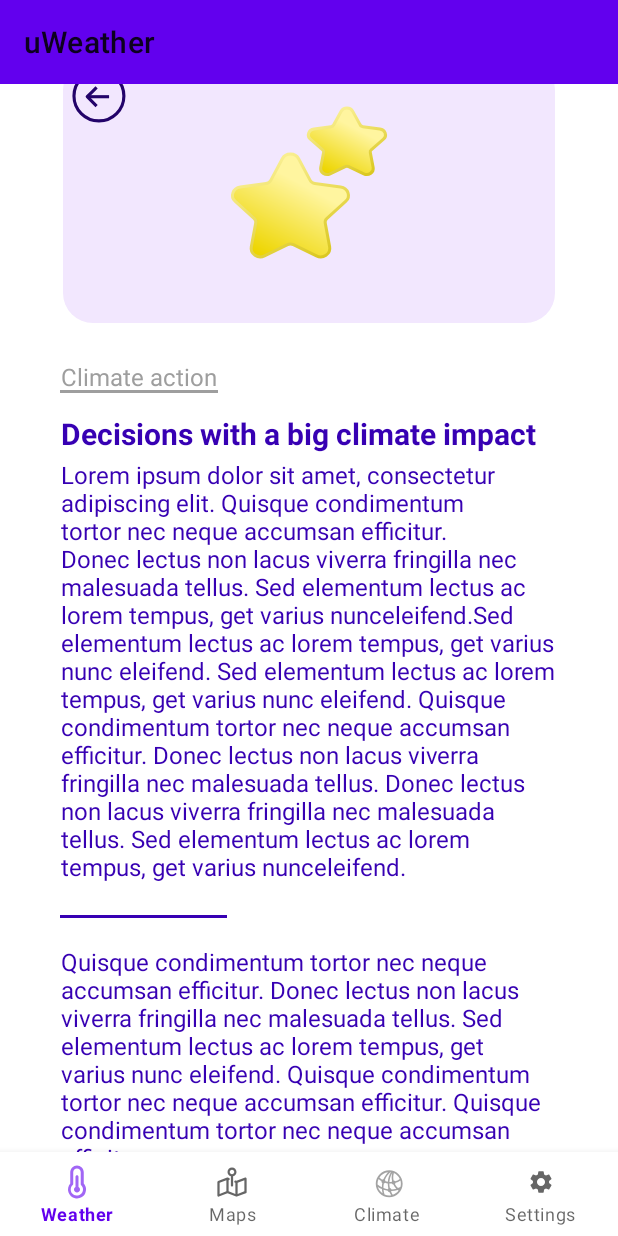
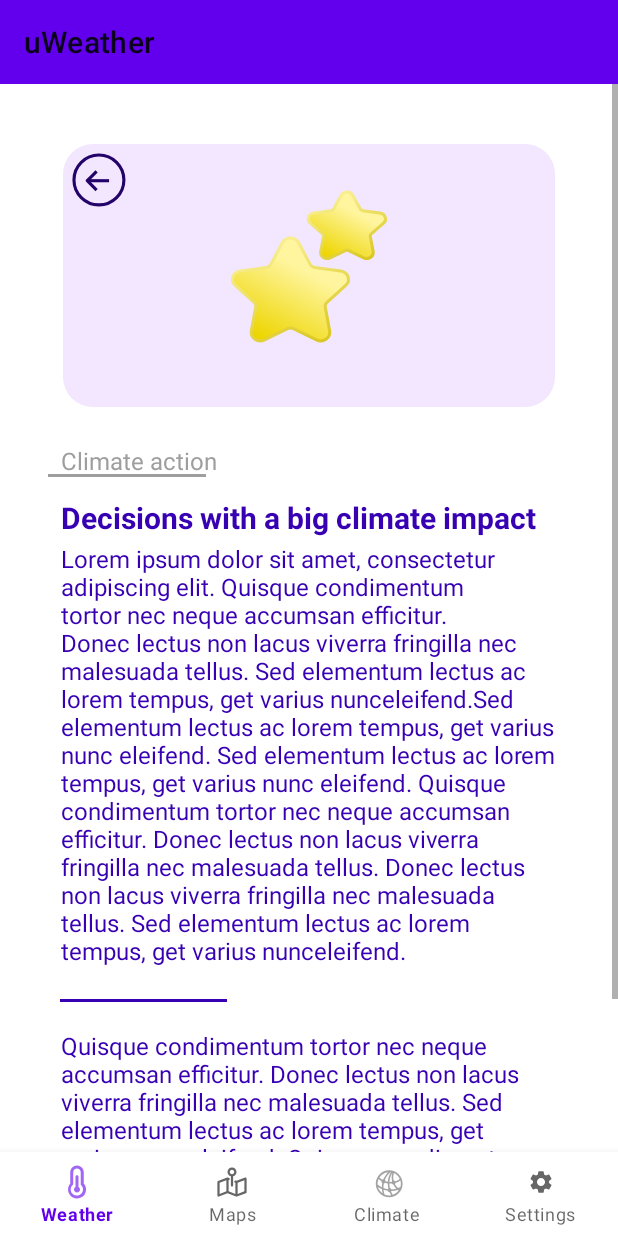
Before and after one commit to antonsvaren/DAT257-DIT257-MANDALORE, an Android app: the fragment ClimateActionFragment placed in its activity, on a phone screen of 412 x 824 dp. Run offline under Robolectric (Android 15) with nearby library versions, the phone set to English and light mode, and no system bars; our stand-ins replace navigation-ui.

Commit message:
Last changes with the constraints added, got a error. But will try to fix it today

```diff
--- a/uWeather/app/src/main/res/layout/climate_action_info.xml
+++ b/uWeather/app/src/main/res/layout/climate_action_info.xml
@@ -1,7 +1,25 @@
 <?xml version="1.0" encoding="utf-8"?>
-<FrameLayout xmlns:android="http://schemas.android.com/apk/res/android"
+<ScrollView xmlns:android="http://schemas.android.com/apk/res/android"
+    xmlns:app="http://schemas.android.com/apk/res-auto"
+    xmlns:tools="http://schemas.android.com/tools"
     android:layout_width="match_parent"
     android:layout_height="match_parent">
+<androidx.constraintlayout.widget.ConstraintLayout xmlns:android="http://schemas.android.com/apk/res/android"
+    xmlns:app="http://schemas.android.com/apk/res-auto"
+    xmlns:tools="http://schemas.android.com/tools"
+    android:layout_width="match_parent"
+    android:layout_height="wrap_content"
+    android:visibility="visible"
+    app:layout_behavior="@string/appbar_scrolling_view_behavior">
+    <FrameLayout
+        android:id="@+id/frameLayout"
+        android:layout_width="match_parent"
+        android:layout_height="match_parent"
+        android:layout_marginTop="?attr/actionBarSize"
+        app:layout_constraintBottom_toBottomOf="parent"
+        app:layout_constraintEnd_toEndOf="parent"
+        app:layout_constraintStart_toStartOf="parent"
+        app:layout_constraintTop_toTopOf="parent">
 
         <ImageView
             android:id="@+id/imageView"
@@ -15,26 +33,26 @@
             android:id="@+id/buttonBack"
             android:layout_width="wrap_content"
             android:layout_height="wrap_content"
+            android:layout_marginLeft="48dp"
             android:layout_marginTop="46dp"
-        android:layout_marginLeft="48dp"
             android:background="@color/purple_100"
             android:src="@drawable/back_arrow" />
 
         <TextView
             android:layout_width="330dp"
             android:layout_height="30dp"
+            android:layout_gravity="center_horizontal"
             android:layout_marginTop="240dp"
-        android:layout_gravity="center_horizontal"
             android:text="@string/climate_topic_2"
-        android:textSize="16sp"
-        android:textColor="@color/gray"/>
+            android:textColor="@color/gray"
+            android:textSize="16sp" />
+
         <View
             android:layout_width="105dp"
-        android:layout_marginLeft="40dp"
             android:layout_height="2dp"
-        android:background="@color/gray"
+            android:layout_marginLeft="32dp"
             android:layout_marginTop="260dp"
-        />
+            android:background="@color/gray" />
 
         <TextView
             android:layout_width="330dp"
@@ -45,29 +63,31 @@
             android:textColor="@color/purple_700"
             android:textSize="20sp"
             android:textStyle="bold" />
+
         <TextView
             android:layout_width="330dp"
             android:layout_height="300dp"
+            android:layout_gravity="center_horizontal"
             android:layout_marginTop="305dp"
-        android:layout_gravity="center_horizontal"
             android:text="@string/climate_text_para1"
-        android:textSize="16sp"
-        android:textColor="@color/purple_700"/>
+            android:textColor="@color/purple_700"
+            android:textSize="16sp" />
+
         <View
             android:layout_width="111dp"
+            android:layout_height="2dp"
             android:layout_marginLeft="40dp"
-        android:layout_height="2dp"
-        android:background="@color/purple_700"
             android:layout_marginTop="610dp"
-        />
+            android:background="@color/purple_700" />
+
         <TextView
             android:layout_width="330dp"
             android:layout_height="200dp"
+            android:layout_gravity="center_horizontal"
             android:layout_marginTop="630dp"
-        android:layout_gravity="center_horizontal"
             android:text="@string/climate_text_para2"
-        android:textSize="16sp"
-        android:textColor="@color/purple_700"/>
-
-
+            android:textColor="@color/purple_700"
+            android:textSize="16sp" />
     </FrameLayout>
+</androidx.constraintlayout.widget.ConstraintLayout>
+</ScrollView>
```
Also changed, not shown: uWeather/app/src/main/res/layout/climate_cause_info.xml (+27 -6 lines), uWeather/app/src/main/res/layout/climate_change_info.xml (+25 -4 lines), uWeather/app/src/main/res/layout/fragment_climate.xml (+23 -4 lines). Lines whose indentation alone changed are shown as unchanged.
